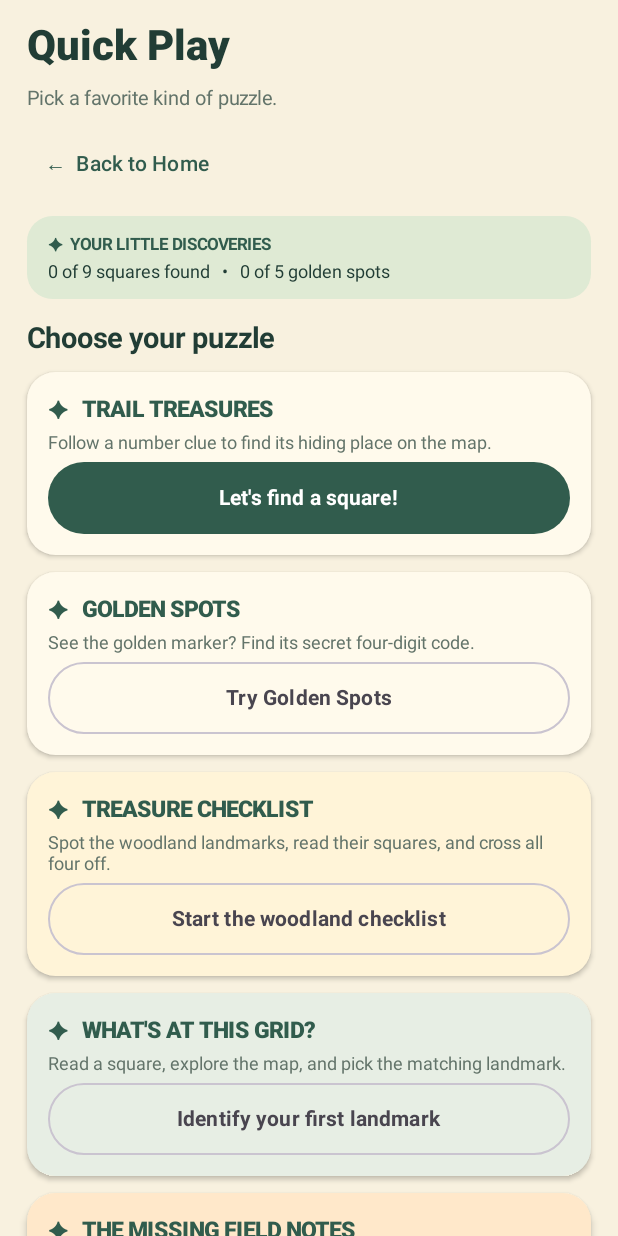
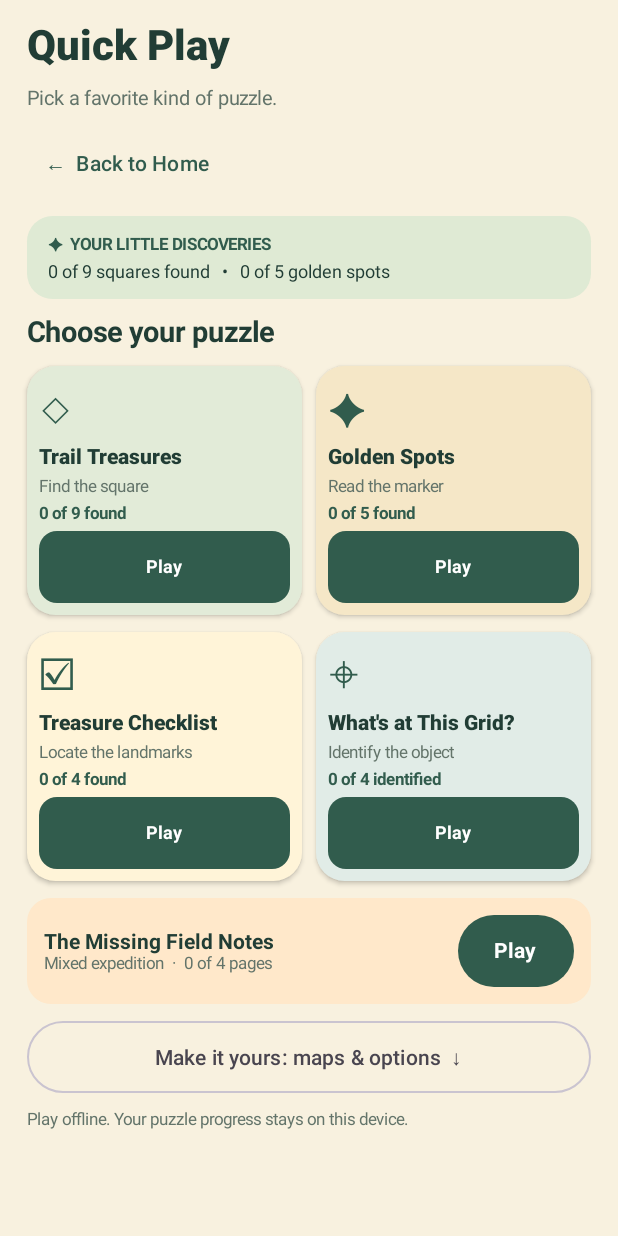
Before and after one commit to EdenP-Development/GridMates-Grid-Hunt, an Android app built with Jetpack Compose: the composable GridHuntHome shown on its own in the app's theme, on a phone screen of 412 x 824 dp. Run offline under Robolectric (Android 15) with nearby library versions, the phone set to English and light mode, and no system bars.

Commit message:
feat(quickplay): replace tall form cards with compact two-column game mode picker

```diff
--- a/app/src/main/java/com/playereden/gridmates/gridhunt/MainActivity.kt
+++ b/app/src/main/java/com/playereden/gridmates/gridhunt/MainActivity.kt
@@ -301,109 +301,55 @@ private fun GridHuntHome(
             }
         }
         Text("Choose your puzzle", color = Ink, fontSize = 19.sp,
-            fontWeight = FontWeight.Bold, modifier = Modifier.padding(top = 4.dp))
-        Surface(shape = RoundedCornerShape(19.dp), color = Color(0xFFFFFAEC),
-            shadowElevation = 2.dp) {
-            Column(Modifier.fillMaxWidth().padding(14.dp),
-                verticalArrangement = Arrangement.spacedBy(6.dp)) {
-                Text("✦   TRAIL TREASURES", color = Forest, fontSize = 15.sp,
-                    fontWeight = FontWeight.ExtraBold)
-                Text("Follow a number clue to find its hiding place on the map.",
-                    color = Muted, fontSize = 12.sp)
+            fontWeight = FontWeight.Bold)
+        Row(Modifier.fillMaxWidth(), horizontalArrangement = Arrangement.spacedBy(9.dp)) {
+            QuickPlayModeTile(
+                label = "Trail Treasures", glyph = "◇", instruction = "Find the square",
+                progress = "$chapterCompleted of 9 found",
+                tag = "openChapter", color = Color(0xFFE2EBD8),
+                onClick = onChapter, modifier = Modifier.weight(1f)
+            )
+            QuickPlayModeTile(
+                label = "Golden Spots", glyph = "✦", instruction = "Read the marker",
+                progress = "$reverseCompleted of 5 found",
+                tag = "openReverse", color = Color(0xFFF5E7C7),
+                onClick = onReverse, modifier = Modifier.weight(1f)
+            )
+        }
+        Row(Modifier.fillMaxWidth(), horizontalArrangement = Arrangement.spacedBy(9.dp)) {
+            QuickPlayModeTile(
+                label = "Treasure Checklist", glyph = "☑",
+                instruction = "Locate the landmarks",
+                progress = "$treasureCount of 4 found",
+                tag = "openTreasure", color = Color(0xFFFFF4D8),
+                onClick = onTreasure, modifier = Modifier.weight(1f)
+            )
+            QuickPlayModeTile(
+                label = "What's at This Grid?", glyph = "⌖",
+                instruction = "Identify the object",
+                progress = "$identifyCount of 4 identified",
+                tag = "openIdentify", color = Color(0xFFE1ECE7),
+                onClick = onIdentify, modifier = Modifier.weight(1f)
+            )
+        }
+        Surface(shape = RoundedCornerShape(16.dp), color = Color(0xFFFFE8CA)) {
+            Row(
+                Modifier.fillMaxWidth().padding(11.dp),
+                verticalAlignment = Alignment.CenterVertically,
+                horizontalArrangement = Arrangement.spacedBy(9.dp)
+            ) {
+                Column(Modifier.weight(1f)) {
+                    Text("The Missing Field Notes", color = Ink,
+                        fontSize = 14.sp, fontWeight = FontWeight.Bold)
+                    Text("Mixed expedition  ·  $expeditionCount of 4 pages",
+                        color = Muted, fontSize = 11.sp)
+                }
                 Button(
-                    onClick = onChapter,
-                    modifier = Modifier.fillMaxWidth().heightIn(min = 48.dp).testTag("openChapter"),
+                    onClick = onExpedition,
+                    modifier = Modifier.heightIn(min = 48.dp).testTag("openExpedition"),
                     colors = ButtonDefaults.buttonColors(containerColor = Forest)
                 ) {
-                    Text(when {
-                        allTrailsFinished -> "See your completed trails"
-                        chapterCompleted > 0 -> "Keep exploring"
-                        else -> "Let's find a square!"
-                    }, fontWeight = FontWeight.Bold)
-                }
-            }
-        }
-        Surface(shape = RoundedCornerShape(19.dp), color = Color(0xFFFFFAEC),
-            shadowElevation = 2.dp) {
-            Column(Modifier.fillMaxWidth().padding(14.dp),
-                verticalArrangement = Arrangement.spacedBy(6.dp)) {
-                Text("✦   GOLDEN SPOTS", color = Forest, fontSize = 15.sp,
-                    fontWeight = FontWeight.ExtraBold)
-                Text("See the golden marker? Find its secret four-digit code.",
-                    color = Muted, fontSize = 12.sp)
-                OutlinedButton(
-                    onClick = onReverse,
-                    modifier = Modifier.fillMaxWidth().heightIn(min = 48.dp).testTag("openReverse")
-                ) {
-                    Text(when {
-                        allGoldenSpotsFinished -> "See your golden discoveries"
-                        reverseCompleted > 0 -> "Find another golden spot"
-                        else -> "Try Golden Spots"
-                    }, fontWeight = FontWeight.Bold)
-                }
-            }
-        }
-        Surface(shape = RoundedCornerShape(19.dp), color = Color(0xFFFFF4D8),
-            shadowElevation = 2.dp) {
-            Column(Modifier.fillMaxWidth().padding(14.dp),
-                verticalArrangement = Arrangement.spacedBy(6.dp)) {
-                Text("✦   TREASURE CHECKLIST", color = Forest, fontSize = 15.sp,
-                    fontWeight = FontWeight.ExtraBold)
-                Text("Spot the woodland landmarks, read their squares, and cross all four off.",
-                    color = Muted, fontSize = 12.sp)
-                OutlinedButton(
-                    onClick = onTreasure,
-                    modifier = Modifier.fillMaxWidth().heightIn(min = 48.dp)
-                        .testTag("openTreasure")
-                ) {
-                    Text(when (treasureCount) {
-                        0 -> "Start the woodland checklist"
-                        TreasureChecklistMission.targets.size -> "See your completed checklist"
-                        else -> "Continue checklist  ($treasureCount/4)"
-                    }, fontWeight = FontWeight.Bold)
-                }
-            }
-        }
-        Surface(shape = RoundedCornerShape(19.dp), color = Color(0xFFE7EEE4),
-            shadowElevation = 2.dp) {
-            Column(Modifier.fillMaxWidth().padding(14.dp),
-                verticalArrangement = Arrangement.spacedBy(6.dp)) {
-                Text("✦   WHAT'S AT THIS GRID?", color = Forest, fontSize = 15.sp,
-                    fontWeight = FontWeight.ExtraBold)
-                Text("Read a square, explore the map, and pick the matching landmark.",
-                    color = Muted, fontSize = 12.sp)
-                OutlinedButton(
-                    onClick = onIdentify,
-                    modifier = Modifier.fillMaxWidth().heightIn(min = 48.dp)
-                        .testTag("openIdentify")
-                ) {
-                    Text(when (identifyCount) {
-                        0 -> "Identify your first landmark"
-                        WoodlandIdentifyMission.questions.size -> "See your identified places"
-                        else -> "Continue identifying  ($identifyCount/4)"
-                    }, fontWeight = FontWeight.Bold)
-                }
-            }
-        }
-        Surface(shape = RoundedCornerShape(19.dp), color = Color(0xFFFFE8CA),
-            shadowElevation = 3.dp) {
-            Column(Modifier.fillMaxWidth().padding(14.dp),
-                verticalArrangement = Arrangement.spacedBy(6.dp)) {
-                Text("✦   THE MISSING FIELD NOTES", color = Forest,
-                    fontSize = 15.sp, fontWeight = FontWeight.ExtraBold)
-                Text("A little story with four different kinds of map mystery.",
-                    color = Muted, fontSize = 12.sp)
-                Button(
-                    onClick = onExpedition,
-                    modifier = Modifier.fillMaxWidth().heightIn(min = 48.dp)
-                        .testTag("openExpedition"),
-                    colors = ButtonDefaults.buttonColors(containerColor = Forest)
-                ) {
-                    Text(when (expeditionCount) {
-                        0 -> "Begin the woodland expedition"
-                        WoodlandExpedition.size -> "View your completed expedition"
-                        else -> "Continue the adventure  ($expeditionCount/4)"
-                    }, fontWeight = FontWeight.Bold)
+                    Text("Play", fontWeight = FontWeight.Bold)
                 }
             }
         }
```
